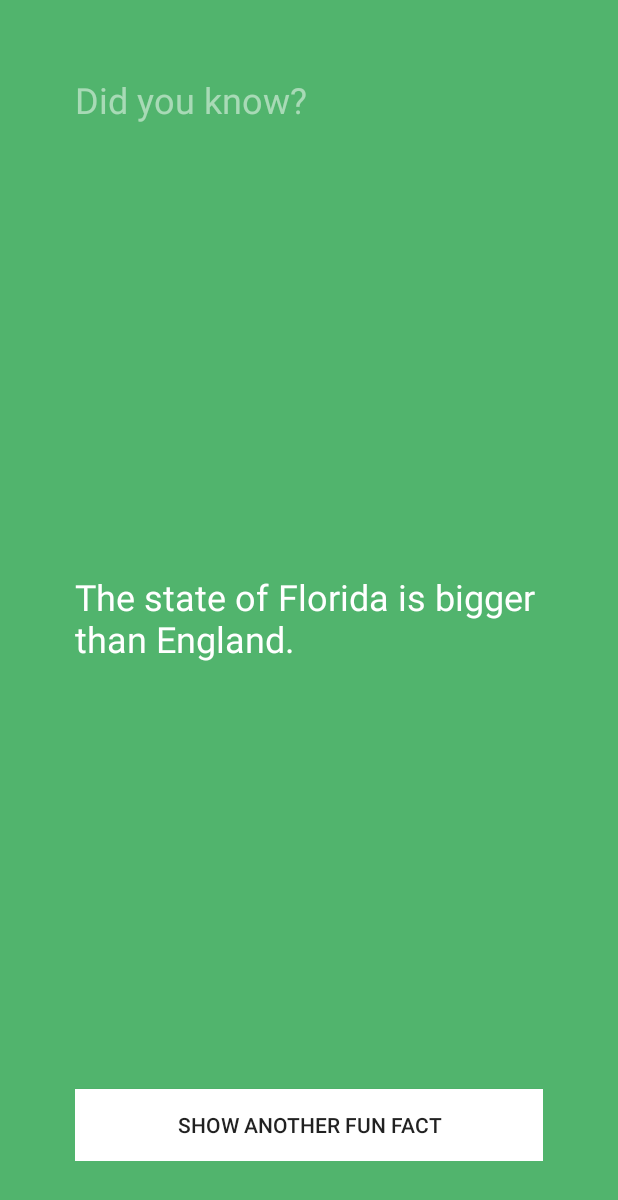
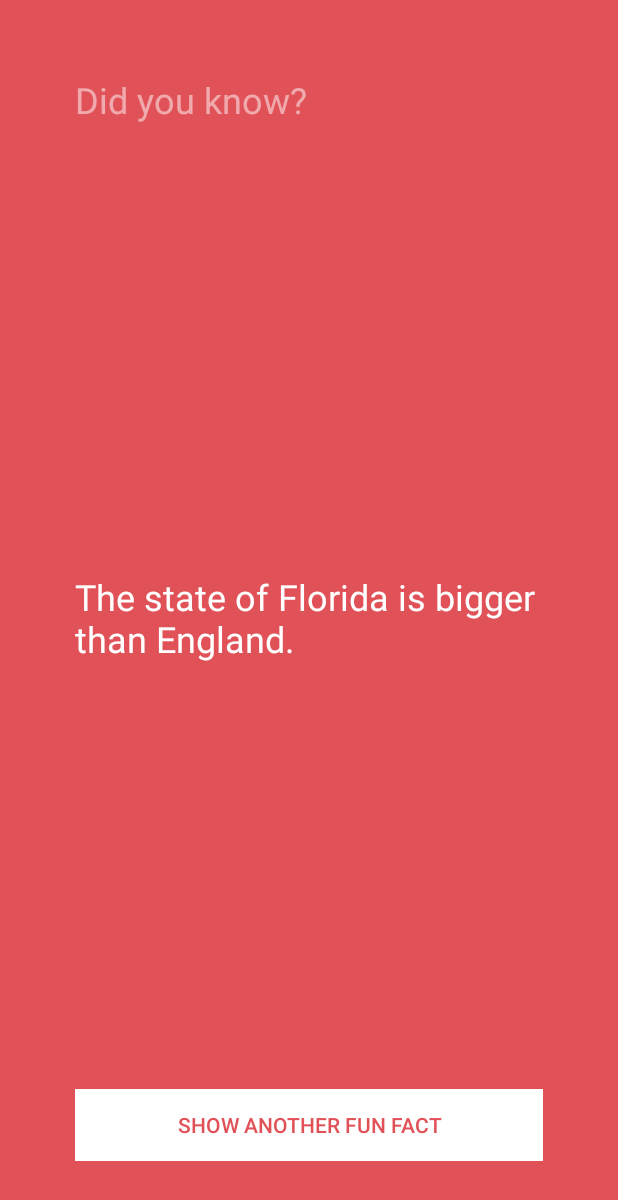
Before and after one commit to theklam/FunFacts-Android, an Android app: the screen it shows after launch (FunFactsActivity), after a tap on "SHOW ANOTHER FUN FACT", on a phone screen of 412 x 824 dp. Shown: the top 1200 px of the screen. Run offline under Robolectric (Android 15) with nearby library versions, the phone set to English and light mode, and no system bars.

Commit message:
Toast added

```diff
--- a/app/src/main/java/com/kalvinlam/funfacts/FunFactsActivity.java
+++ b/app/src/main/java/com/kalvinlam/funfacts/FunFactsActivity.java
@@ -1,12 +1,12 @@
 package com.kalvinlam.funfacts;
 
-import android.graphics.Color;
 import android.os.Bundle;
 import android.support.v7.app.AppCompatActivity;
 import android.view.View;
 import android.widget.Button;
 import android.widget.RelativeLayout;
 import android.widget.TextView;
+import android.widget.Toast;
 
 public class FunFactsActivity extends AppCompatActivity {
     private FactBook mFactBook = new FactBook();
@@ -30,15 +30,17 @@ public class FunFactsActivity extends AppCompatActivity {
             @Override
             public void onClick(View v) {
                 String fact = mFactBook.getFact();
-                String color = mColorWheel.getColor();
+                int color = mColorWheel.getColor();
 
                 // Update TextView to show this new fact
                 mFactTextView.setText(fact);
                 mRelativeLayout.setBackgroundColor(color);
+                mShowFactButton.setTextColor(color);
 
             }
         };
         mShowFactButton.setOnClickListener(listener);
 
+        Toast.makeText(FunFactsActivity.this, "Yay! Our activity was created!", Toast.LENGTH_SHORT).show();
     }
 }
--- a/app/src/main/res/layout/activity_fun_facts.xml
+++ b/app/src/main/res/layout/activity_fun_facts.xml
@@ -36,5 +36,6 @@
         android:id="@+id/showFactButton"
         android:layout_alignParentBottom="true"
         android:layout_centerHorizontal="true"
-        android:background="@android:color/white" />
+        android:background="@android:color/white"
+        android:textColor="#51b46d"/>
 </RelativeLayout>
```
Also changed, not shown: app/src/main/res/mipmap-hdpi/ic_launcher.png, app/src/main/res/mipmap-mdpi/ic_launcher.png, app/src/main/res/mipmap-xhdpi/ic_launcher.png, app/src/main/res/mipmap-xxhdpi/ic_launcher.png, app/src/main/res/mipmap-xxxhdpi/ic_launcher.png.
